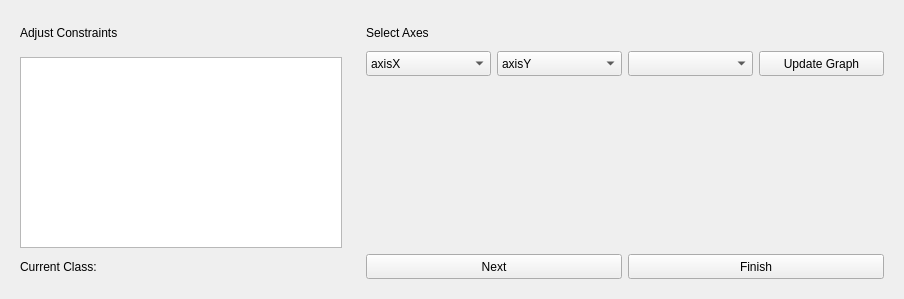
vidalt/OCEAN, file ui/CounterfactualInterface/CounterfactualIterable/Iteration/Iteration.ui: the form before one commit.
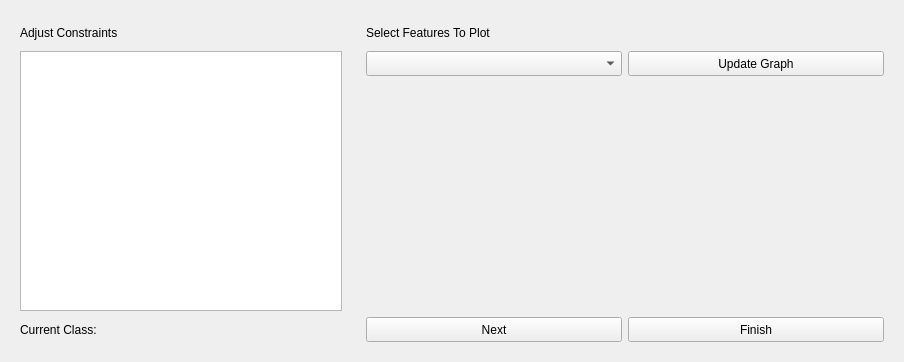
The form after the commit. Custom widgets are drawn as their Qt base class.

Commit message: implementing feature selection

```diff
--- a/ui/CounterfactualInterface/CounterfactualIterable/Iteration/Iteration.ui
+++ b/ui/CounterfactualInterface/CounterfactualIterable/Iteration/Iteration.ui
@@ -7,7 +7,7 @@
     <x>0</x>
     <y>0</y>
     <width>904</width>
-    <height>299</height>
+    <height>362</height>
    </rect>
   </property>
   <property name="windowTitle">
@@ -64,55 +64,32 @@
        </widget>
       </item>
       <item>
-       <widget class="QWidget" name="widgetContainerSelectData" native="true">
-        <layout class="QHBoxLayout" name="horizontalLayout_5">
-         <property name="leftMargin">
-          <number>0</number>
-         </property>
-         <property name="topMargin">
-          <number>0</number>
-         </property>
-         <property name="rightMargin">
-          <number>0</number>
-         </property>
-         <property name="bottomMargin">
-          <number>0</number>
-         </property>
-        </layout>
+       <widget class="QListWidget" name="listWidgetSelectedPoint">
+        <property name="sizePolicy">
+         <sizepolicy hsizetype="Preferred" vsizetype="Preferred">
+          <horstretch>0</horstretch>
+          <verstretch>0</verstretch>
+         </sizepolicy>
+        </property>
        </widget>
       </item>
       <item>
-       <widget class="QListWidget" name="listWidgetSelectedPoint"/>
-      </item>
-      <item>
-       <widget class="QWidget" name="widgetContainerClass" native="true">
-        <layout class="QHBoxLayout" name="horizontalLayout_6">
-         <property name="leftMargin">
-          <number>0</number>
-         </property>
-         <property name="topMargin">
-          <number>0</number>
-         </property>
-         <property name="rightMargin">
-          <number>0</number>
-         </property>
-         <property name="bottomMargin">
-          <number>0</number>
-         </property>
-         <item>
-          <widget class="QLabel" name="labelCurrentClass">
-           <property name="minimumSize">
-            <size>
-             <width>0</width>
-             <height>25</height>
-            </size>
-           </property>
-           <property name="text">
-            <string>Current Class:</string>
-           </property>
-          </widget>
-         </item>
-        </layout>
+       <widget class="QLabel" name="labelCurrentClass">
+        <property name="sizePolicy">
+         <sizepolicy hsizetype="Preferred" vsizetype="Fixed">
+          <horstretch>0</horstretch>
+          <verstretch>0</verstretch>
+         </sizepolicy>
+        </property>
+        <property name="minimumSize">
+         <size>
+          <width>0</width>
+          <height>25</height>
+         </size>
+        </property>
+        <property name="text">
+         <string>Current Class:</string>
+        </property>
        </widget>
       </item>
      </layout>
@@ -148,7 +125,7 @@
          </size>
         </property>
         <property name="text">
-         <string>Select Axes</string>
+         <string>Select Features To Plot</string>
         </property>
        </widget>
       </item>
@@ -173,66 +150,6 @@
          <property name="bottomMargin">
           <number>0</number>
          </property>
-         <item>
-          <widget class="QComboBox" name="comboBoxAxisX">
-           <property name="minimumSize">
-            <size>
-             <width>0</width>
-             <height>25</height>
-            </size>
-           </property>
-           <item>
-            <property name="text">
-             <string>axisX</string>
-            </property>
-           </item>
-           <item>
-            <property name="text">
-             <string>feature1</string>
-            </property>
-           </item>
-           <item>
-            <property name="text">
-             <string>feature2</string>
-            </property>
-           </item>
-           <item>
-            <property name="text">
-             <string>feature3</string>
-            </property>
-           </item>
-          </widget>
-         </item>
-         <item>
-          <widget class="QComboBox" name="comboBoxAxisY">
-           <property name="minimumSize">
-            <size>
-             <width>0</width>
-             <height>25</height>
-            </size>
-           </property>
-           <item>
-            <property name="text">
-             <string>axisY</string>
-            </property>
-           </item>
-           <item>
-            <property name="text">
-             <string>feature1</string>
-            </property>
-           </item>
-           <item>
-            <property name="text">
-             <string>feature2</string>
-            </property>
-           </item>
-           <item>
-            <property name="text">
-             <string>feature3</string>
-            </property>
-           </item>
-          </widget>
-         </item>
          <item>
           <widget class="CheckableComboBox" name="comboBoxCheckable">
            <property name="minimumSize">
```
Left out of the diff: 2 changed lines with no effect on the pictures. The commit also changes 5 other files.
